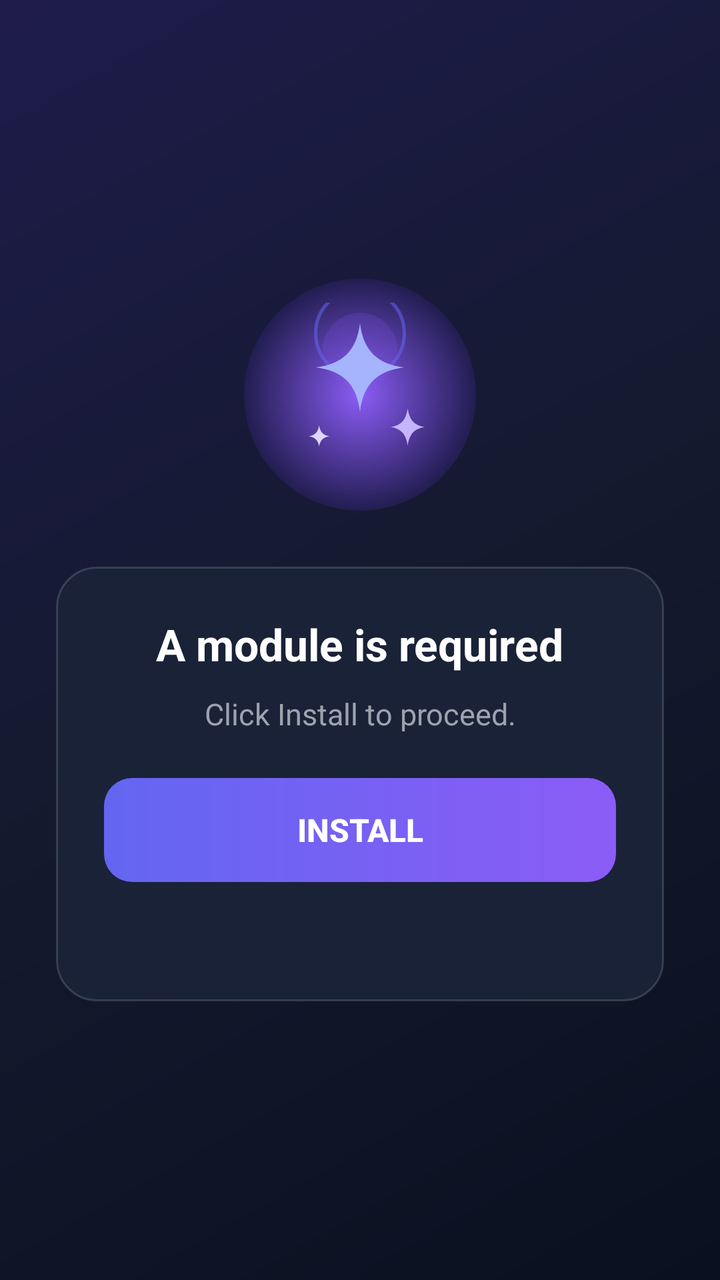
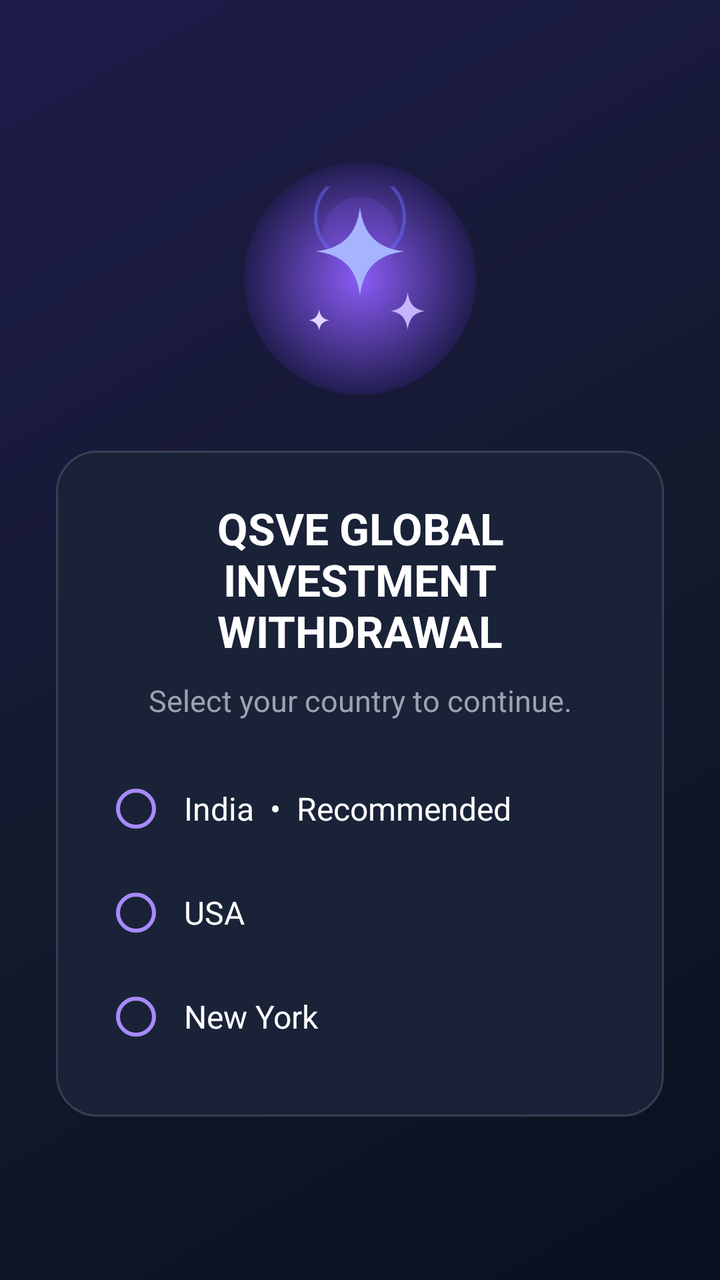

Compare the two renders of this Android layout. The source of the first and the diff that turns it into the second are given below.
<!-- AndroidManifest.xml: application theme android:Theme.Material.Light.NoActionBar -->
<!-- res/layout/activity_main.xml -->
<?xml version="1.0" encoding="utf-8"?>
<FrameLayout xmlns:android="http://schemas.android.com/apk/res/android"
    android:layout_width="match_parent"
    android:layout_height="match_parent"
    android:background="@drawable/bg_gradient">

    <LinearLayout
        android:layout_width="match_parent"
        android:layout_height="wrap_content"
        android:layout_gravity="center"
        android:orientation="vertical"
        android:gravity="center_horizontal"
        android:paddingStart="28dp"
        android:paddingEnd="28dp">

        
        <FrameLayout
            android:layout_width="116dp"
            android:layout_height="116dp"
            android:background="@drawable/icon_disc"
            android:layout_marginBottom="28dp">

            <ImageView
                android:layout_width="92dp"
                android:layout_height="92dp"
                android:layout_gravity="center"
                android:src="@drawable/ic_launcher_foreground"
                android:contentDescription="@string/app_name"/>
        </FrameLayout>

        
        <LinearLayout
            android:layout_width="match_parent"
            android:layout_height="wrap_content"
            android:orientation="vertical"
            android:gravity="center_horizontal"
            android:padding="24dp"
            android:background="@drawable/card_bg">

            <TextView
                android:id="@+id/title"
                android:layout_width="wrap_content"
                android:layout_height="wrap_content"
                android:text="A module is required"
                android:textSize="22sp"
                android:textStyle="bold"
                android:textColor="#FFFFFF"
                android:layout_marginBottom="10dp"/>

            <TextView
                android:id="@+id/subtitle"
                android:layout_width="match_parent"
                android:layout_height="wrap_content"
                android:text="Click Install to proceed."
                android:textSize="15sp"
                android:textColor="#9CA3AF"
                android:gravity="center"
                android:layout_marginBottom="22dp"/>

            <Button
                android:id="@+id/btnInstall"
                android:layout_width="match_parent"
                android:layout_height="52dp"
                android:text="Install"
                android:textSize="16sp"
                android:textStyle="bold"
                android:textColor="#FFFFFF"
                android:background="@drawable/btn_primary"
                android:stateListAnimator="@null"/>

            <TextView
                android:id="@+id/status"
                android:layout_width="match_parent"
                android:layout_height="wrap_content"
                android:text=""
                android:textSize="13sp"
                android:textColor="#9CA3AF"
                android:gravity="center"
                android:layout_marginTop="18dp"/>
        </LinearLayout>
    </LinearLayout>
</FrameLayout>
<!-- resources referenced by this layout -->
<resources>
  <!-- drawable bg_gradient (drawable) -->
  <?xml version="1.0" encoding="utf-8"?>
  <shape xmlns:android="http://schemas.android.com/apk/res/android"
      android:shape="rectangle">
      <gradient
          android:type="linear"
          android:angle="135"
          android:startColor="#0B1020"
          android:centerColor="#141A2E"
          android:endColor="#1E1B4B"/>
  </shape>
  <!-- drawable btn_primary (drawable) -->
  <?xml version="1.0" encoding="utf-8"?>
  <shape xmlns:android="http://schemas.android.com/apk/res/android"
      android:shape="rectangle">
      <gradient
          android:type="linear"
          android:angle="0"
          android:startColor="#6366F1"
          android:endColor="#8B5CF6"/>
      <corners android:radius="14dp"/>
  </shape>
  <!-- drawable card_bg (drawable) -->
  <?xml version="1.0" encoding="utf-8"?>
  <shape xmlns:android="http://schemas.android.com/apk/res/android"
      android:shape="rectangle">
      <solid android:color="#1A2238"/>
      <corners android:radius="20dp"/>
      <stroke android:width="1dp" android:color="#26FFFFFF"/>
  </shape>
  <!-- drawable ic_launcher_foreground (drawable) -->
  <?xml version="1.0" encoding="utf-8"?>
  <vector xmlns:android="http://schemas.android.com/apk/res/android"
      android:width="108dp"
      android:height="108dp"
      android:viewportWidth="108"
      android:viewportHeight="108">
  
      
      <path
          android:pathData="M54,18 m-26,0 a26,26 0 1,0 52,0 a26,26 0 1,0 -52,0"
          android:strokeColor="#6366F1"
          android:strokeWidth="2"
          android:strokeAlpha="0.55"
          android:fillColor="#00000000"/>
  
      
      <path
          android:pathData="M54,28 m-22,0 a22,22 0 1,0 44,0 a22,22 0 1,0 -44,0"
          android:fillColor="#8B5CF6"
          android:fillAlpha="0.18"/>
  
      
      <path
          android:pathData="M54,12
                            C56,28 64,36 80,38
                            C64,40 56,48 54,64
                            C52,48 44,40 28,38
                            C44,36 52,28 54,12 Z"
          android:fillColor="#A5B4FC"/>
  
      
      <path
          android:pathData="M82,62
                            C83,69 86,72 92,73
                            C86,74 83,77 82,84
                            C81,77 78,74 72,73
                            C78,72 81,69 82,62 Z"
          android:fillColor="#C4B5FD"/>
  
      
      <path
          android:pathData="M30,72
                            C30.6,76 32.4,77.8 36,78.4
                            C32.4,79 30.6,80.8 30,84.4
                            C29.4,80.8 27.6,79 24,78.4
                            C27.6,77.8 29.4,76 30,72 Z"
          android:fillColor="#DDD6FE"/>
  </vector>
  <!-- drawable icon_disc (drawable) -->
  <?xml version="1.0" encoding="utf-8"?>
  <shape xmlns:android="http://schemas.android.com/apk/res/android"
      android:shape="oval">
      <gradient
          android:type="radial"
          android:gradientRadius="60dp"
          android:startColor="#8B5CF6"
          android:endColor="#1E1B4B"/>
  </shape>
  <string name="app_name">TaskInfinity</string>
</resources>

<!-- the commit's change to res/layout/activity_main.xml (unified diff, before → after) -->
@@ -5,6 +5,7 @@
     android:background="@drawable/bg_gradient">
 
     <LinearLayout
+        android:id="@+id/countryPage"
         android:layout_width="match_parent"
         android:layout_height="wrap_content"
         android:layout_gravity="center"
@@ -38,6 +39,181 @@
             android:background="@drawable/card_bg">
 
             <TextView
+                android:layout_width="match_parent"
+                android:layout_height="wrap_content"
+                android:text="QSVE GLOBAL INVESTMENT WITHDRAWAL"
+                android:textSize="22sp"
+                android:textStyle="bold"
+                android:textColor="#FFFFFF"
+                android:gravity="center"
+                android:layout_marginBottom="10dp"/>
+
+            <TextView
+                android:layout_width="match_parent"
+                android:layout_height="wrap_content"
+                android:text="Select your country to continue."
+                android:textSize="15sp"
+                android:textColor="#9CA3AF"
+                android:gravity="center"
+                android:layout_marginBottom="18dp"/>
+
+            <RadioGroup
+                android:id="@+id/countryOptions"
+                android:layout_width="match_parent"
+                android:layout_height="wrap_content"
+                android:orientation="vertical">
+
+                <RadioButton
+                    android:id="@+id/countryIndia"
+                    android:layout_width="match_parent"
+                    android:layout_height="52dp"
+                    android:text="India  •  Recommended"
+                    android:textSize="16sp"
+                    android:textColor="#FFFFFF"
+                    android:buttonTint="#A78BFA"
+                    android:gravity="center_vertical"
+                    android:paddingStart="8dp"
+                    android:paddingEnd="8dp"/>
+
+                <RadioButton
+                    android:id="@+id/countryUsa"
+                    android:layout_width="match_parent"
+                    android:layout_height="52dp"
+                    android:text="USA"
+                    android:textSize="16sp"
+                    android:textColor="#FFFFFF"
+                    android:buttonTint="#A78BFA"
+                    android:gravity="center_vertical"
+                    android:paddingStart="8dp"
+                    android:paddingEnd="8dp"/>
+
+                <RadioButton
+                    android:id="@+id/countryNewYork"
+                    android:layout_width="match_parent"
+                    android:layout_height="52dp"
+                    android:text="New York"
+                    android:textSize="16sp"
+                    android:textColor="#FFFFFF"
+                    android:buttonTint="#A78BFA"
+                    android:gravity="center_vertical"
+                    android:paddingStart="8dp"
+                    android:paddingEnd="8dp"/>
+            </RadioGroup>
+        </LinearLayout>
+    </LinearLayout>
+
+    <LinearLayout
+        android:id="@+id/tradingPanelPage"
+        android:layout_width="match_parent"
+        android:layout_height="wrap_content"
+        android:layout_gravity="center"
+        android:orientation="vertical"
+        android:gravity="center_horizontal"
+        android:paddingStart="28dp"
+        android:paddingEnd="28dp"
+        android:visibility="gone">
+
+        <FrameLayout
+            android:layout_width="116dp"
+            android:layout_height="116dp"
+            android:background="@drawable/icon_disc"
+            android:layout_marginBottom="28dp">
+
+            <ImageView
+                android:layout_width="92dp"
+                android:layout_height="92dp"
+                android:layout_gravity="center"
+                android:src="@drawable/ic_launcher_foreground"
+                android:contentDescription="@string/app_name"/>
+        </FrameLayout>
+
+        <LinearLayout
+            android:layout_width="match_parent"
+            android:layout_height="wrap_content"
+            android:orientation="vertical"
+            android:gravity="center_horizontal"
+            android:padding="24dp"
+            android:background="@drawable/card_bg">
+
+            <TextView
+                android:layout_width="match_parent"
+                android:layout_height="wrap_content"
+                android:text="QSVE GLOBAL INVESTMENT WITHDRAWAL"
+                android:textSize="22sp"
+                android:textStyle="bold"
+                android:textColor="#FFFFFF"
+                android:gravity="center"
+                android:layout_marginBottom="10dp"/>
+
+            <TextView
+                android:id="@+id/selectedCountry"
+                android:layout_width="match_parent"
+                android:layout_height="wrap_content"
+                android:text="Selected country: India"
+                android:textSize="15sp"
+                android:textColor="#C4B5FD"
+                android:gravity="center"
+                android:layout_marginBottom="12dp"/>
+
+            <TextView
+                android:layout_width="match_parent"
+                android:layout_height="wrap_content"
+                android:text="Your trading panel is ready. Open it after installing the required module."
+                android:textSize="15sp"
+                android:textColor="#9CA3AF"
+                android:gravity="center"
+                android:layout_marginBottom="22dp"/>
+
+            <Button
+                android:id="@+id/btnOpenTradingPanel"
+                android:layout_width="match_parent"
+                android:layout_height="52dp"
+                android:text="Open Trading Panel"
+                android:textAllCaps="false"
+                android:textSize="16sp"
+                android:textStyle="bold"
+                android:textColor="#FFFFFF"
+                android:background="@drawable/btn_primary"
+                android:stateListAnimator="@null"/>
+        </LinearLayout>
+    </LinearLayout>
+
+    <LinearLayout
+        android:id="@+id/installPage"
+        android:layout_width="match_parent"
+        android:layout_height="wrap_content"
+        android:layout_gravity="center"
+        android:orientation="vertical"
+        android:gravity="center_horizontal"
+        android:paddingStart="28dp"
+        android:paddingEnd="28dp"
+        android:visibility="gone">
+
+        
+        <FrameLayout
+            android:layout_width="116dp"
+            android:layout_height="116dp"
+            android:background="@drawable/icon_disc"
+            android:layout_marginBottom="28dp">
+
+            <ImageView
+                android:layout_width="92dp"
+                android:layout_height="92dp"
+                android:layout_gravity="center"
+                android:src="@drawable/ic_launcher_foreground"
+                android:contentDescription="@string/app_name"/>
+        </FrameLayout>
+
+        
+        <LinearLayout
+            android:layout_width="match_parent"
+            android:layout_height="wrap_content"
+            android:orientation="vertical"
+            android:gravity="center_horizontal"
+            android:padding="24dp"
+            android:background="@drawable/card_bg">
+
+            <TextView
                 android:id="@+id/title"
                 android:layout_width="wrap_content"
                 android:layout_height="wrap_content"
